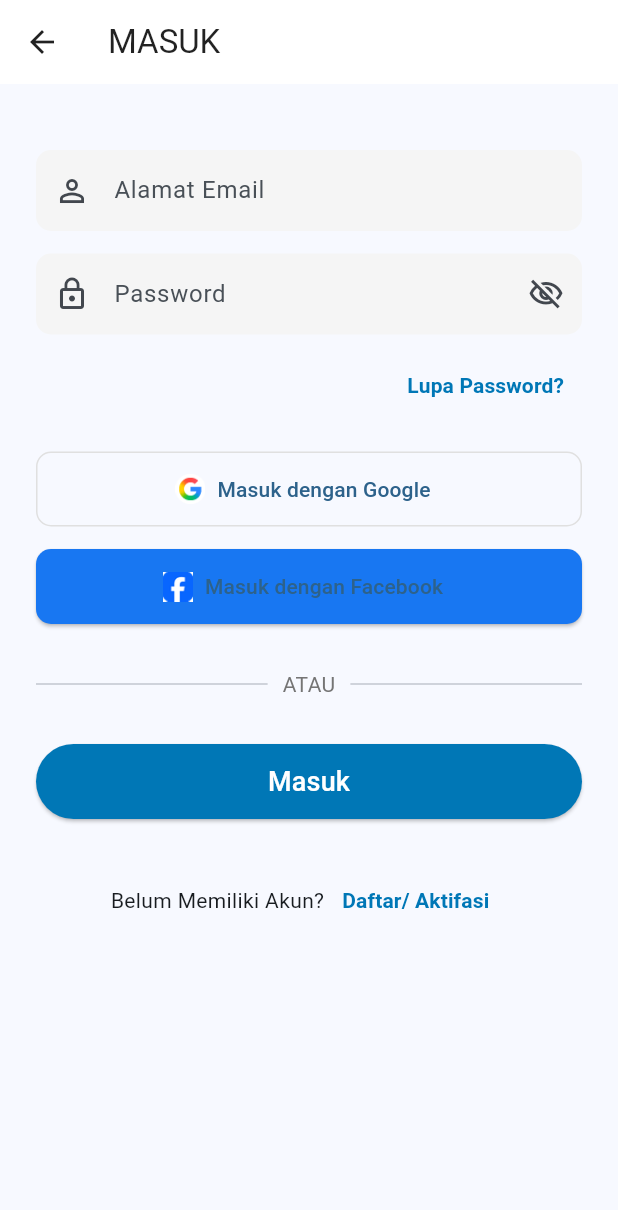
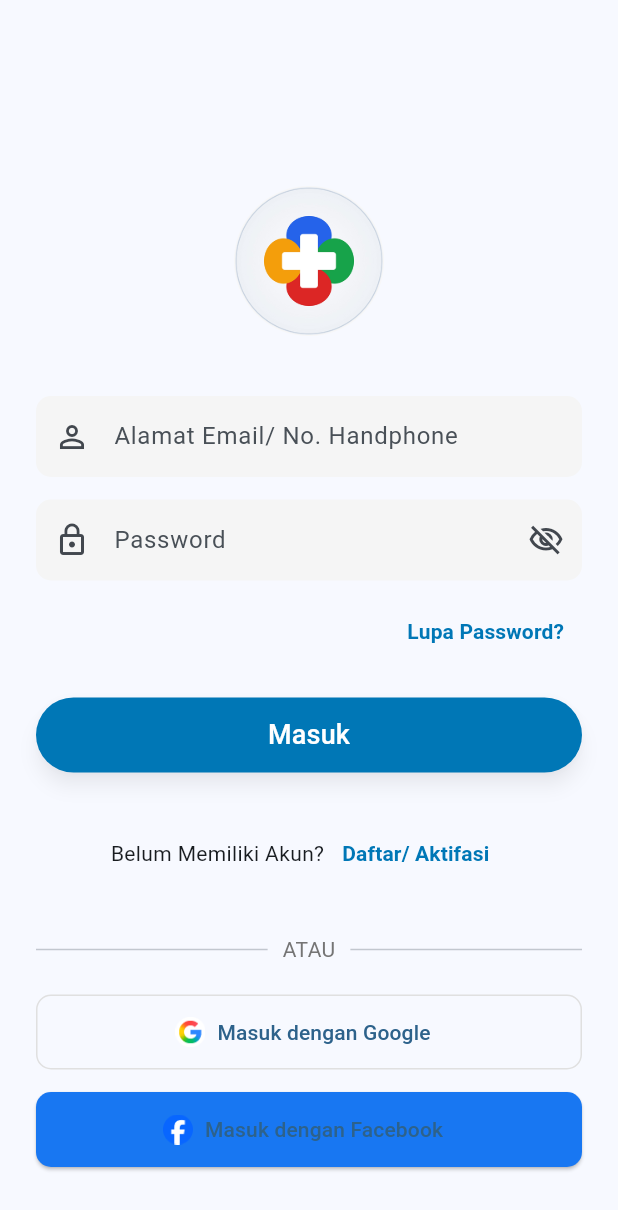
Before and after one commit to EgoApriansyah/aska, a Flutter app: the LoginScreen screen opened by its route, on a phone screen of 412 x 824 dp. Shown: the top 1210 px of the screen. Run offline on Flutter 3.47's test engine with Material 3 defaults, Android fonts, the phone set to English and light mode, and no system bars; our stand-ins replace firebase_auth, firebase_core; accounts and stored records are empty.

Commit message:
Onboarding & Login Changes

```diff
--- a/lib/screens/auth/login_screen.dart
+++ b/lib/screens/auth/login_screen.dart
@@ -1,8 +1,10 @@
+// lib/screens/auth/login_screen.dart
 import 'package:flutter/material.dart';
 import '../../constants/app_colors.dart';
 import '../../constants/app_styles.dart';
 import '../../constants/app_routes.dart';
 import '../../services/auth_service.dart';
+import '../../widgets/common/aska_logo_widget.dart';
 
 class LoginScreen extends StatefulWidget {
   const LoginScreen({Key? key}) : super(key: key);
@@ -23,23 +25,26 @@ class _LoginScreenState extends State<LoginScreen> {
   @override
   Widget build(BuildContext context) {
     return Scaffold(
-      appBar: AppBar(
-        title: const Text('MASUK', style: TextStyle(color: AppColors.textDark)),
-        backgroundColor: AppColors.white,
-        elevation: 0,
-        iconTheme: const IconThemeData(color: AppColors.textDark),
-      ),
       body: SingleChildScrollView(
         padding: const EdgeInsets.all(24.0),
         child: Column(
           children: [
-            const SizedBox(height: 20),
+            const SizedBox(height: 100),
 
-            // Email Input
+            // Logo ASKA di tengah
+            Image.asset(
+              'assets/images/aska2.png',
+              height: 100, // Tinggi default
+              fit: BoxFit.contain,
+            ),
+
+            const SizedBox(height: 40),
+
+            // Email/Phone Input
             TextField(
               controller: emailController,
               decoration: AppStyles.inputDecoration.copyWith(
-                hintText: 'Alamat Email',
+                hintText: 'Alamat Email/ No. Handphone',
                 prefixIcon: const Icon(Icons.person_outline),
               ),
             ),
@@ -70,7 +75,7 @@ class _LoginScreenState extends State<LoginScreen> {
 
             const SizedBox(height: 10),
 
-            // Forgot Password (opsional)
+            // Forgot Password
             Align(
               alignment: Alignment.centerRight,
               child: TextButton(
@@ -81,7 +86,91 @@ class _LoginScreenState extends State<LoginScreen> {
 
             const SizedBox(height: 20),
 
-            // GOOGLE BUTTON (belum aktif)
+            // LOGIN BUTTON dengan shadow
+            SizedBox(
+              width: double.infinity,
+              height: 50,
+              child: ElevatedButton(
+                onPressed: isLoading
+                    ? null
+                    : () async {
+                        setState(() => isLoading = true);
+
+                        final result = await _authService.login(
+                          email: emailController.text.trim(),
+                          password: passwordController.text.trim(),
+                        );
+
+                        setState(() => isLoading = false);
+
+                        if (result != null) {
+                          // SUCCESS
+                          Navigator.pushReplacementNamed(
+                            context,
+                            AppRoutes.home,
+                          );
+                        } else {
+                          // FAILED
+                          ScaffoldMessenger.of(context).showSnackBar(
+                            const SnackBar(
+                              content: Text("Email atau password salah"),
+                            ),
+                          );
+                        }
+                      },
+                style: ElevatedButton.styleFrom(
+                  backgroundColor: AppColors.primary,
+                  shape: RoundedRectangleBorder(
+                    borderRadius: BorderRadius.circular(25),
+                  ),
+                  elevation: 5,
+                  shadowColor: Colors.black.withOpacity(0.3),
+                ),
+                child: isLoading
+                    ? const CircularProgressIndicator(color: Colors.white)
+                    : const Text('Masuk', style: AppStyles.primaryButtonText),
+              ),
+            ),
+
+            const SizedBox(height: 30),
+
+            // SIGN UP LINK
+            Row(
+              mainAxisAlignment: MainAxisAlignment.center,
+              children: [
+                const Text('Belum Memiliki Akun?'),
+                TextButton(
+                  onPressed: () {
+                    Navigator.pushNamed(context, AppRoutes.signup);
+                  },
+                  child: const Text(
+                    'Daftar/ Aktifasi',
+                    style: AppStyles.linkText,
+                  ),
+                ),
+              ],
+            ),
+
+            const SizedBox(height: 30),
+
+            // Divider
+            Row(
+              children: <Widget>[
+                const Expanded(child: Divider()),
+                Padding(
+                  padding: const EdgeInsets.symmetric(horizontal: 10.0),
+                  child: Text(
+                    "ATAU",
+                    style: TextStyle(color: Colors.grey.shade600),
+                  ),
+                ),
+                const Expanded(child: Divider()),
+              ],
+            ),
+
+            const SizedBox(height: 20),
+
+            // GOOGLE BUTTON
             SizedBox(
               width: double.infinity,
               height: 50,
@@ -117,81 +206,7 @@ class _LoginScreenState extends State<LoginScreen> {
               ),
             ),
 
-            const SizedBox(height: 30),
-
-            // Divider
-            Row(children: <Widget>[
-              const Expanded(child: Divider()),
-              Padding(
-                padding: const EdgeInsets.symmetric(horizontal: 10.0),
-                child: Text(
-                  "ATAU",
-                  style: TextStyle(color: Colors.grey.shade600),
-                ),
-              ),
-              const Expanded(child: Divider()),
-            ]),
-
-            const SizedBox(height: 30),
-
-            // LOGIN BUTTON
-            SizedBox(
-              width: double.infinity,
-              height: 50,
-              child: ElevatedButton(
-                onPressed: isLoading
-                    ? null
-                    : () async {
-                        setState(() => isLoading = true);
-
-                        final result = await _authService.login(
-                          email: emailController.text.trim(),
-                          password: passwordController.text.trim(),
-                        );
-
-                        setState(() => isLoading = false);
-
-                        if (result != null) {
-                          // SUCCESS
-                          Navigator.pushReplacementNamed(
-                              context, AppRoutes.home);
-                        } else {
-                          // FAILED
-                          ScaffoldMessenger.of(context).showSnackBar(
-                            const SnackBar(
-                                content:
-                                    Text("Email atau password salah")),
-                          );
-                        }
-                      },
-                style: ElevatedButton.styleFrom(
-                  backgroundColor: AppColors.primary,
-                  shape: RoundedRectangleBorder(
-                    borderRadius: BorderRadius.circular(25),
-                  ),
-                ),
-                child: isLoading
-                    ? const CircularProgressIndicator(color: Colors.white)
-                    : const Text('Masuk', style: AppStyles.primaryButtonText),
-              ),
-            ),
-
-            const SizedBox(height: 30),
-
-            // SIGN UP LINK
-            Row(
-              mainAxisAlignment: MainAxisAlignment.center,
-              children: [
-                const Text('Belum Memiliki Akun?'),
-                TextButton(
-                  onPressed: () {
-                    Navigator.pushNamed(context, AppRoutes.signup);
-                  },
-                  child: const Text('Daftar/ Aktifasi',
-                      style: AppStyles.linkText),
-                ),
-              ],
-            ),
+            const SizedBox(height: 20),
           ],
         ),
       ),
--- a/lib/screens/onboarding/onboarding_screen.dart
+++ b/lib/screens/onboarding/onboarding_screen.dart
@@ -17,7 +17,7 @@ class _OnboardingScreenState extends State<OnboardingScreen> {
   final List<OnboardingPageData> _pages = [
     OnboardingPageData(
       imageUrl: 'assets/images/onboarding_1_watch.png',
-      title: 'Pantau Kesehatanmu Setiap Saat',
+      title: 'Pantau Kesehatanmu Setiap Saat.',
     ),
     OnboardingPageData(
       imageUrl: 'assets/images/onboarding_2_map.png',
--- a/lib/screens/onboarding/widgets/onboarding_page_widget.dart
+++ b/lib/screens/onboarding/widgets/onboarding_page_widget.dart
@@ -48,6 +48,7 @@ class OnboardingPageWidget extends StatelessWidget {
                       style: TextStyle(
                         color: AppColors.primary,
                         fontWeight: FontWeight.w500,
+                        fontSize: 20,
                       ),
                     ),
                   ),
@@ -114,6 +115,7 @@ class OnboardingPageWidget extends StatelessWidget {
                         style: TextStyle(
                           color: AppColors.grey,
                           fontWeight: FontWeight.w500,
+                          fontSize: 18,
                         ),
                       ),
                     )
```
Also changed, not shown: lib/screens/auth/signup_screen.dart (+171 -44 lines), lib/services/auth_service.dart (+0 -7 lines), assets/images/aska2.png (added), assets/images/facebook_logo.png, pubspec.lock.
